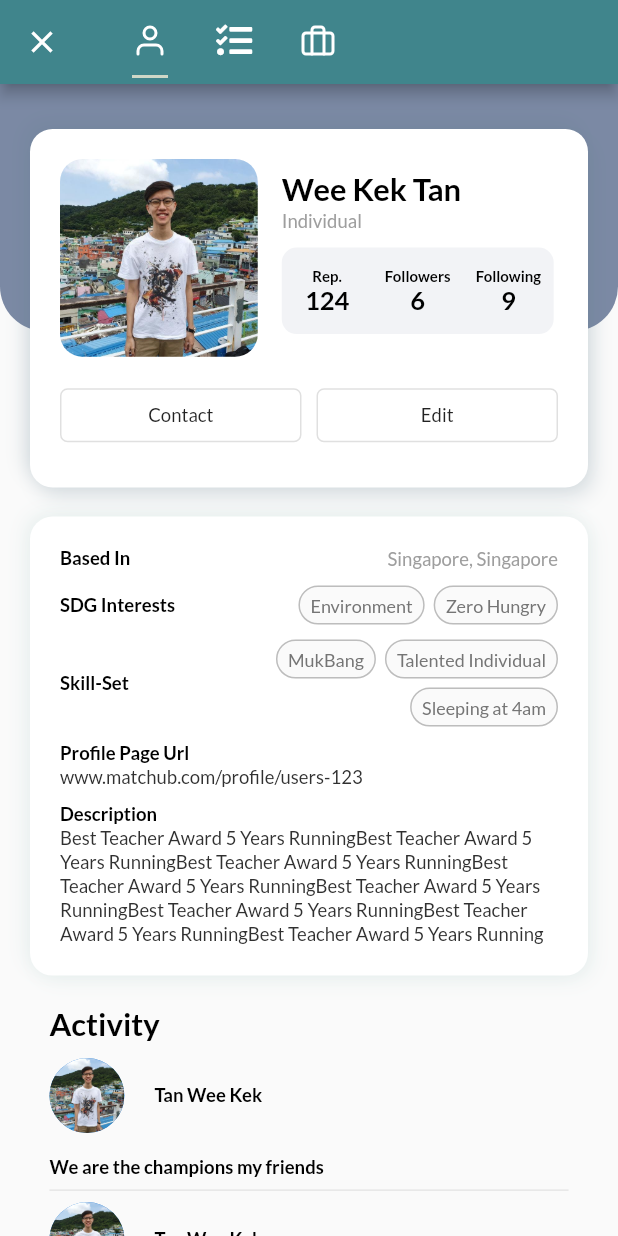
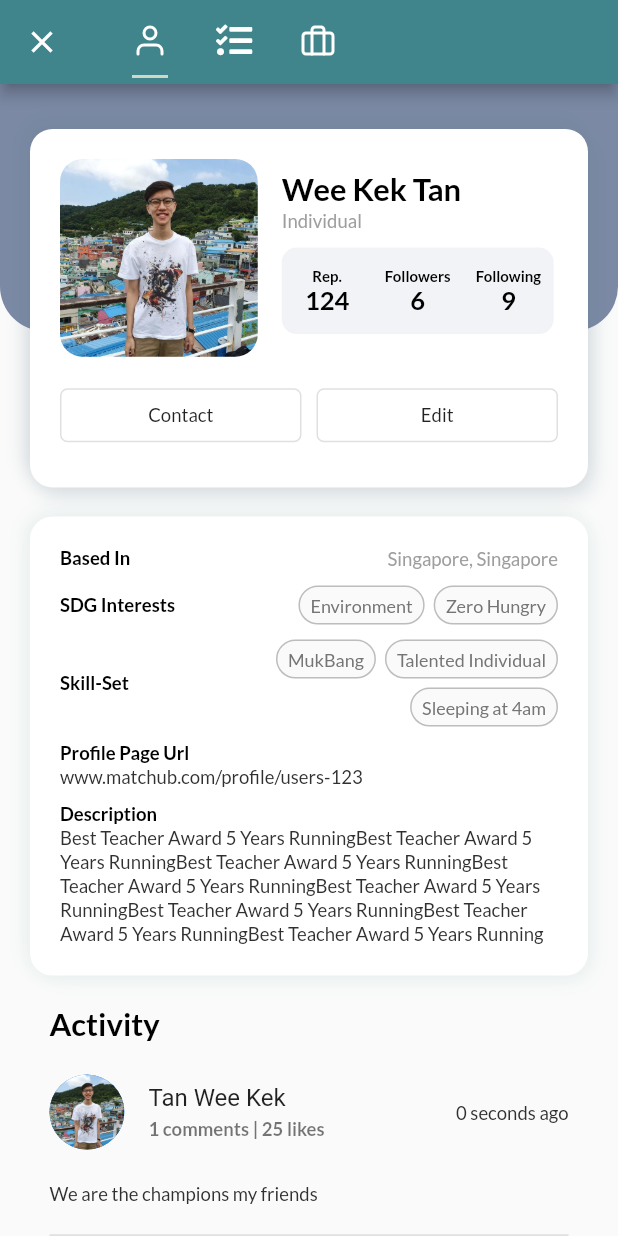
Before and after one commit to katharevusa/matchub-mobile, a Flutter app: the UserScreen screen opened by its route, after a tap on an icon or button, on a phone screen of 412 x 824 dp. Run offline on Flutter 3.47's test engine with Material 2 defaults, Android fonts, the phone set to English and light mode, and no system bars; drawn by our look-alikes of flutter_tags; our stand-ins replace flutter_icons, shared_preferences; accounts and stored records are empty.

Commit message:
Provile View - Activity

```diff
--- a/matchub_mobile/lib/helpers/extensions.dart
+++ b/matchub_mobile/lib/helpers/extensions.dart
@@ -24,12 +24,14 @@ extension TimeOfDayComparison on TimeOfDay {
 extension DifferenceInTime on DateTime {
   String differenceFrom(DateTime date) {
     Duration difference = this.difference(date);
-    if(difference.inHours==0){
-      return difference.inMinutes.toString() + " Minutes Ago";
+    if(difference.inMinutes==0){
+      return difference.inMinutes.toString() + " seconds ago";
+    } else if(difference.inHours==0){
+      return difference.inMinutes.toString() + " minutes ago";
     } else if (difference.inDays ==0){
-      return difference.inHours.toString() + " Hours Ago";
+      return difference.inHours.toString() + " hours ago";
     } else {
-      return difference.inDays.toString() + " Days Ago";
+      return difference.inDays.toString() + " days ago";
     }
   }
 }
--- a/matchub_mobile/lib/model/post.dart
+++ b/matchub_mobile/lib/model/post.dart
@@ -6,8 +6,14 @@ class Post with ChangeNotifier {
   DateTime timeCreated;
   Individual postCreator;
   List<Comment> comments;
+  int likes;
 
-  Post({this.content, this.timeCreated, this.postCreator});
+  Post(
+      {this.content,
+      this.timeCreated,
+      this.postCreator,
+      this.likes = 0,
+      this.comments = const []});
 }
 
 class Comment with ChangeNotifier {
--- a/matchub_mobile/lib/screens/profile/components/wall.dart
+++ b/matchub_mobile/lib/screens/profile/components/wall.dart
@@ -1,4 +1,5 @@
 import 'package:flutter/material.dart';
+import 'package:matchub_mobile/helpers/extensions.dart';
 import 'package:matchub_mobile/model/individual.dart';
 import 'package:matchub_mobile/sizeconfig.dart';
 import 'package:matchub_mobile/style.dart';
@@ -11,31 +12,39 @@ class Wall extends StatelessWidget {
   @override
   Widget build(BuildContext context) {
     return Padding(
-      padding: EdgeInsets.symmetric(horizontal: 8* SizeConfig.widthMultiplier),
+      padding: EdgeInsets.symmetric(horizontal: 8 * SizeConfig.widthMultiplier),
       child: Column(crossAxisAlignment: CrossAxisAlignment.start, children: [
         SizedBox(height: 20),
         Text("Activity", style: AppTheme.titleLight),
         SizedBox(height: 10),
         ListView.separated(
-          separatorBuilder: (ctx, index) => Divider(),
+          separatorBuilder: (ctx, index) => Divider(
+            height: 40,
+            thickness: 1
+          ),
           physics: NeverScrollableScrollPhysics(),
           shrinkWrap: true,
           itemBuilder: (context, index) => Column(
             crossAxisAlignment: CrossAxisAlignment.start,
             children: [
-              Row(
-                children: [
-                  CircleAvatar(
-                    radius: 25,
-                    backgroundImage: AssetImage(profile.profilePhoto),
-                  ),
-                  SizedBox(width: 20),
-                  Expanded(
-                      child: Text("${profile.lastName} ${profile.firstName}")),
-                ],
+              ListTile(
+                contentPadding: EdgeInsets.symmetric(horizontal: 0),
+                leading: CircleAvatar(
+                  radius: 25,
+                  backgroundImage: AssetImage(profile.profilePhoto),
+                ),
+                title: Text("${profile.lastName} ${profile.firstName}"),
+                subtitle: Text(
+                    "${profile.posts[index].comments.length} comments | ${profile.posts[index].likes} likes"),
+                trailing: Text(
+                    DateTime.now().differenceFrom(
+                      profile.posts[index].timeCreated,
+                    ),
+                    style: AppTheme.unSelectedTabLight),
               ),
-              SizedBox(height: 15),
-              Text("${profile.posts[index].content}"),
+              SizedBox(height: 10),
+              Text("${profile.posts[index].content}",
+                  style: AppTheme.unSelectedTabLight),
             ],
           ),
           itemCount: profile.posts.length,
--- a/matchub_mobile/lib/services/auth.dart
+++ b/matchub_mobile/lib/services/auth.dart
@@ -39,7 +39,7 @@ class Auth with ChangeNotifier {
       ],
       skillSet: ["MukBang", "Talented Individual", "Sleeping at 4am"],
       profileUrl: "www.matchub.com/profile/users-123",
-      posts: [Post(content: "We are the champions my friends", timeCreated: DateTime.now()),Post(content: "We are the champions my friends", timeCreated: DateTime.now()),Post(content: "We are the champions my friends", timeCreated: DateTime.now()),Post(content: "We are the champions my friends", timeCreated: DateTime.now())]
+      posts: [Post(content: "We are the champions my friends", timeCreated: DateTime.now(), likes: 25, comments: [Comment(content: "My First Comment", timeCreated: DateTime.now())]),Post(content: "We are the champions my friends", timeCreated: DateTime.now()),Post(content: "We are the champions my friends", timeCreated: DateTime.now()),Post(content: "We are the champions my friends", timeCreated: DateTime.now())]
       );
 
   bool get isAuth {
```
